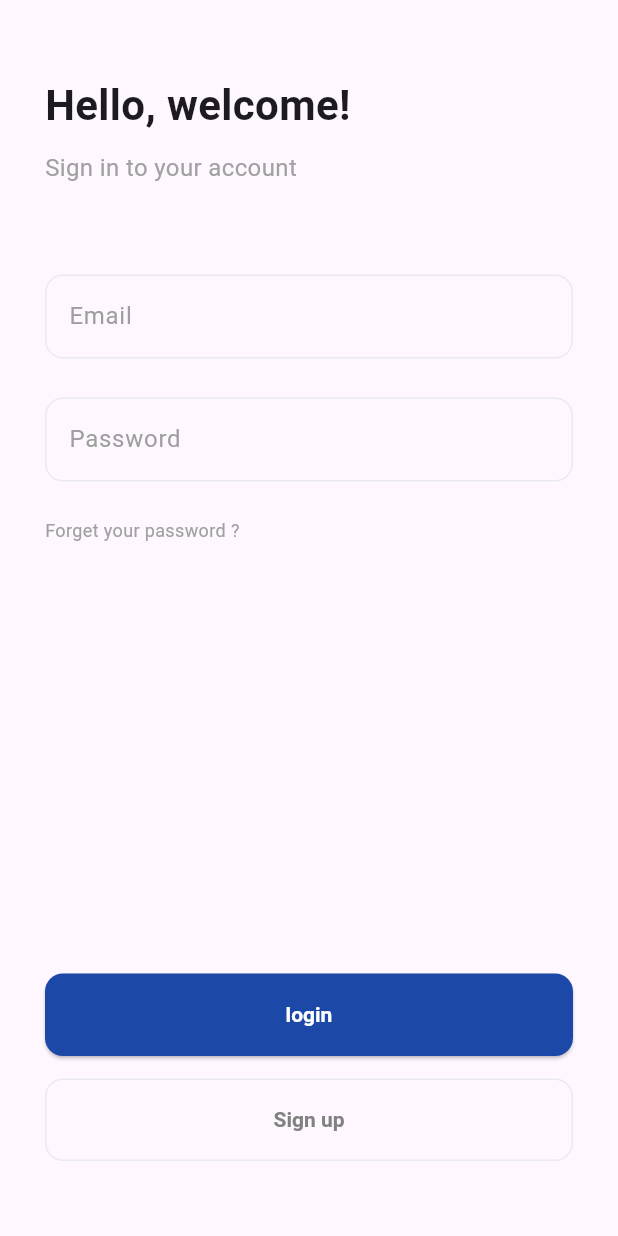
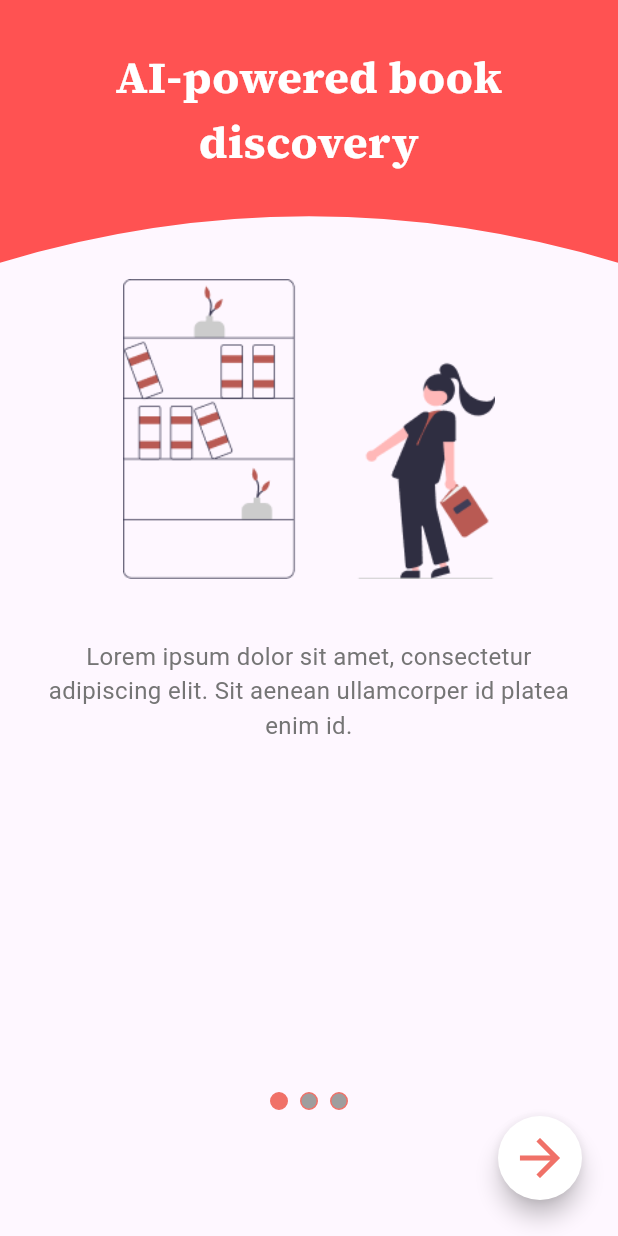
Before and after one commit to mounir19000/MobAi, a Flutter app: the screen it shows after launch, on a phone screen of 412 x 824 dp. Run offline on Flutter 3.47's test engine with Material 3 defaults, Android fonts, the phone set to English and light mode, and no system bars; our stand-ins replace google_fonts.

Commit message:
pageview + fixed design for auth

```diff
--- a/FrontEnd/app/lib/core/constants/app_theme.dart
+++ b/FrontEnd/app/lib/core/constants/app_theme.dart
@@ -3,7 +3,7 @@
 import 'package:flutter/material.dart';
 
 class AppTheme {
-  static const Color primaryColor = Color(0xFF1C48A8);
+  static const Color primaryColor = Color(0xFFF07168);
 
   static final ThemeData lightTheme = ThemeData(
     primaryColor: primaryColor,
--- /dev/null
+++ b/FrontEnd/app/lib/core/constants/top_curve.dart
@@ -0,0 +1,20 @@
+import 'package:flutter/material.dart';
+
+class OnboardingClipper extends CustomClipper<Path> {
+  @override
+  Path getClip(Size size) {
+    Path path = Path();
+    path.moveTo(0, size.height * 0.85); // Start near bottom-left
+    path.quadraticBezierTo(
+        size.width / 2, size.height * 0.55, size.width, size.height * 0.85); // Inward curve
+    path.lineTo(size.width, 0); // Top-right corner
+    path.lineTo(0, 0); // Top-left corner
+    path.close();
+    return path;
+  }
+
+
+  @override
+  bool shouldReclip(covariant CustomClipper<Path> oldClipper) {
+    return false;
+  }}
--- a/FrontEnd/app/lib/main.dart
+++ b/FrontEnd/app/lib/main.dart
@@ -17,9 +17,8 @@
       title: 'Books Demo',
       debugShowCheckedModeBanner: false,
       theme: AppTheme.lightTheme,
-      darkTheme: AppTheme.darkTheme,
-      themeMode: ThemeMode.system,
-      initialRoute: AppRoutes.login, // Set initial screen
+
+      initialRoute: AppRoutes.pageview, // Set initial screen
       onGenerateRoute: (settings) {
         return AppRouter.generateRoute(settings); // Handle routes
       },
--- a/FrontEnd/app/lib/routes/routes.dart
+++ b/FrontEnd/app/lib/routes/routes.dart
@@ -1,6 +1,7 @@
 // routes.dart
 
 import 'package:app/views/home_page.dart';
+import 'package:app/views/my_pagview.dart';
 import 'package:flutter/material.dart';
 
 import '../views/forget_pass_page';
@@ -14,7 +15,7 @@ class AppRoutes {
   static const String login = '/login';
   static const String register = '/register';
   static const String forgetpass= '/forgetpass';
-  // static const String forgetPass = '/forgetpass';
+  static const String pageview = '/pageview';
   // static const String select_user_role = '/select_user_role';
   // static const String map = '/map';
   // static const String storeDetail = '/storeDetail';
@@ -34,6 +35,8 @@ class AppRouter {
         return MaterialPageRoute(builder: (_) => RegisterPage());
       case AppRoutes.forgetpass:
         return MaterialPageRoute(builder: (_) => ForgetPassPage());
+      case AppRoutes.pageview:
+        return MaterialPageRoute(builder: (_) => MyPageView());
       // case AppRoutes.storeDetail:
       //   final storeId = settings.arguments as String;
       //   return MaterialPageRoute(
--- a/FrontEnd/app/lib/views/home_page.dart
+++ b/FrontEnd/app/lib/views/home_page.dart
@@ -5,6 +5,10 @@ class HomePage extends StatelessWidget {
 
   @override
   Widget build(BuildContext context) {
-    return const Placeholder();
+    return SafeArea(
+      child: Scaffold(
+
+      ),
+    );
   }
 }
--- a/FrontEnd/app/lib/views/login_page.dart
+++ b/FrontEnd/app/lib/views/login_page.dart
@@ -2,6 +2,7 @@ import 'package:app/routes/routes.dart';
 import 'package:flutter/material.dart';
 
 import '../core/constants/app_theme.dart';
+import '../core/constants/top_curve.dart';
 import '../core/services/auth_sevice.dart';
 import '../core/services/responsive.dart';
 
@@ -27,12 +28,11 @@ class _LoginPageState extends State<LoginPage> {
           _emailController.text.isEmpty ? "Email is required" : null;
       passwordError =
           _passwordController.text.isEmpty ? "Password is required" : null;
-
     });
 
     if (emailAddressError == null && passwordError == null) {
       // Navigator.pushReplacementNamed(context, AppRoutes.strorelist);
-     // _login();
+      // _login();
     }
   }
 
@@ -80,48 +80,51 @@ class _LoginPageState extends State<LoginPage> {
             ),
             child: Stack(
               children: [
-                //Align(alignment:Alignment.topCenter, child: ),
+                ClipPath(
+                          clipper: OnboardingClipper(),
+                          child: Container(
+                            height: MediaQuery.of(context).size.height * 0.25,
+                            width: double.infinity,
+                            color: Colors.redAccent,
+                            child: Center(child: Text("Welcome",
+                            style: const TextStyle(
+                            color: Colors.white,
+                               fontSize: 28, fontWeight: FontWeight.bold),)),
+                          ),
+                        ),
                 SingleChildScrollView(
                   child: Container(
-                    margin: const EdgeInsets.all(20),
-                    padding: const EdgeInsets.all(10),
+
+                    margin: const EdgeInsets.fromLTRB(20,0,20,20),
+                    padding: const EdgeInsets.fromLTRB(10,0,10,10),
                     child: Column(
-                      crossAxisAlignment: CrossAxisAlignment.start,
+                      crossAxisAlignment: CrossAxisAlignment.center,
                       children: [
-                        const SizedBox(height: 20),
-                        Text(
-                          "Hello, welcome!",
-                          style: const TextStyle(
-                              fontSize: 28, fontWeight: FontWeight.bold),
-                        ),
-                        const SizedBox(height: 10),
-                        Text(
-                          "Sign in to your account",
-                          style: const TextStyle(
-                              fontSize: 16, color: Color(0xFFA1A1A1)),
-                        ),
-                        const SizedBox(height: 60),
+
+                        SizedBox(height: MediaQuery.of(context).size.height * 0.25),
                         TextField(
                           controller: _emailController,
                           keyboardType: TextInputType.emailAddress,
                           decoration: Inputdeco.getDeco(
-                              "Email",
-                              "Enter your email",
-                              emailAddressError),
+                              "Email", "Enter your email", emailAddressError),
                         ),
                         SizedBox(height: 26),
                         TextField(
                           controller: _passwordController,
                           obscureText: true,
                           decoration: Inputdeco.getDeco(
-                              "Password",
-                              "Enter your password",passwordError),
+                              "Password", "Enter your password", passwordError),
                         ),
                         SizedBox(height: 24),
-                        Text(
-                          "Forget your password ?",
-                          style: const TextStyle(
-                              fontSize: 12, color: Color(0xFFA1A1A1)),
+                        Row(
+                          mainAxisAlignment: MainAxisAlignment.start,
+                          children: [
+                            Text(
+                              "Forget your password ?",
+                              style: const TextStyle(
+                                  fontSize: 12, color: Color(0xFFA1A1A1)),
+                            ),
+                          ],
                         ),
                       ],
                     ),
@@ -192,4 +195,5 @@ class _LoginPageState extends State<LoginPage> {
       ),
     );
   }
+
 }
--- /dev/null
+++ b/FrontEnd/app/lib/views/my_pagview.dart
@@ -0,0 +1,148 @@
+import 'package:flutter/material.dart';
+
+import '../core/constants/app_theme.dart';
+import '../core/constants/top_curve.dart';
+import '../routes/routes.dart';
+import 'pageview.dart';
+
+class MyPageView extends StatefulWidget {
+  const MyPageView({super.key});
+
+  @override
+  State<MyPageView> createState() => _MyPageViewState();
+}
+
+class _MyPageViewState extends State<MyPageView> with TickerProviderStateMixin {
+  late PageController _pageViewController;
+  late TabController _tabController;
+  int _currentPageIndex = 0;
+
+  @override
+  void initState() {
+    super.initState();
+    _pageViewController = PageController();
+    _tabController = TabController(length: 3, vsync: this);
+  }
+
+  @override
+  void dispose() {
+    _pageViewController.dispose();
+    _tabController.dispose();
+    super.dispose();
+  }
+
+  @override
+  Widget build(BuildContext context) {
+    return SafeArea(
+      child: Scaffold(
+        body: Stack(
+          alignment: Alignment.bottomCenter,
+          children: <Widget>[
+            Align(
+              alignment: Alignment.topCenter,
+              child: ClipPath(
+                clipper: OnboardingClipper(),
+                child: Container(
+                  height: MediaQuery.of(context).size.height * 0.25,
+                  width: double.infinity,
+                  color: Colors.redAccent,
+
+                ),
+              ),
+            ),
+            PageView(
+              controller: _pageViewController,
+              physics: const NeverScrollableScrollPhysics(), // Disable swiping
+              onPageChanged: _handlePageViewChanged,
+              children: <Widget>[
+                IntroPage(
+                  title: 'AI-powered book \ndiscovery',
+                  imagurl: 'lib/assets/images/pageview1.png',
+                  description: '',
+                ),
+                IntroPage(
+                  title: 'Search by mood \nor voice',
+                  imagurl: 'lib/assets/images/pageview2.png',
+                  description: '',
+                ),
+                IntroPage(
+                  title: 'Smart picks, seamless \npurchases',
+                  imagurl: 'lib/assets/images/pageview3.png',
+                  description: '',
+                ),
+              ],
+            ),
+            Positioned(
+              bottom: 80.0,
+              child: TabPageSelector(
+                controller: _tabController,
+                color: Colors.grey,
+                selectedColor: Theme.of(context).primaryColor,
+              ),
+            ),
+
+          ],
+        ),
+        floatingActionButton: Padding(
+          padding: const EdgeInsets.all(8.0),
+          child: Row(
+            mainAxisAlignment: MainAxisAlignment.spaceBetween,
+            children: [
+              Visibility(
+                visible: _currentPageIndex != 0,
+                child: Padding(
+                  padding: const EdgeInsets.only(left: 30.0), // Adjust position
+                  child: FloatingActionButton(
+                    heroTag: "backButton",
+                    backgroundColor: Colors.white,
+                    onPressed: () {
+                      if (_currentPageIndex > 0) {
+                        _updateCurrentPageIndex(_currentPageIndex - 1);
+                      }
+                    },
+                    shape: const CircleBorder(),
+                    child: const Icon(Icons.arrow_back,
+                        color: AppTheme.primaryColor, size: 40),
+                  ),
+                ),
+              ),
+              const Spacer(),
+              FloatingActionButton(
+                heroTag: "nextButton",
+                backgroundColor: Colors.white,
+                onPressed: () {
+                  if (_currentPageIndex < 2) {
+                    _updateCurrentPageIndex(_currentPageIndex + 1);
+                  } else {
+                    Navigator.pushReplacementNamed(context, AppRoutes.login);
+                  }
+                },
+                shape: const CircleBorder(),
+                child: const Icon(Icons.arrow_forward,
+                    color: AppTheme.primaryColor, size: 40),
+              ),
+            ],
+          ),
+        ),
+      ),
+    );
+  }
+
+  void _handlePageViewChanged(int currentPageIndex) {
+    setState(() {
+      _currentPageIndex = currentPageIndex;
+      _tabController.index = currentPageIndex;
+    });
+  }
+
+  void _updateCurrentPageIndex(int index) {
+    _pageViewController.animateToPage(
+      index,
+      duration: const Duration(milliseconds: 400),
+      curve: Curves.easeInOut,
+    );
+    setState(() {
+      _currentPageIndex = index;
+    });
+  }
+}
--- /dev/null
+++ b/FrontEnd/app/lib/views/pageview.dart
@@ -0,0 +1,110 @@
+
+import 'package:app/core/constants/app_theme.dart';
+import 'package:flutter/material.dart';
+import 'package:google_fonts/google_fonts.dart';
+
+class IntroPage extends StatelessWidget {
+  final String imagurl;
+  final String title;
+  final String description;
+
+  const IntroPage({super.key, required this.imagurl, required this.title, required this.description});
+  @override
+  Widget build(BuildContext context) {
+    return Scaffold(
+      backgroundColor: Colors.transparent,
+      body: SafeArea(
+        child: Column(
+          mainAxisAlignment: MainAxisAlignment.spaceBetween,
+          children: [
+            _buildContent(),
+          ],
+        ),
+      ),
+    );
+  }
+
+  Widget _buildContent() {
+    return Column(
+      children: [
+        SizedBox(height: 30),
+        Text(
+          title,
+          textAlign: TextAlign.center,
+          style: GoogleFonts.sourceSerif4(
+                    color: Colors.white,
+                    fontWeight: FontWeight.bold,
+                    fontSize: 30),
+        ),
+        SizedBox(height: 70),
+        Image.asset(
+          imagurl,
+          height: 200,
+          width: 300,
+          fit: BoxFit.contain,
+        ),
+        SizedBox(height: 40),
+        Padding(
+          padding: const EdgeInsets.symmetric(horizontal: 32.0),
+          child: Text(
+            'Lorem ipsum dolor sit amet, consectetur adipiscing elit. Sit aenean ullamcorper id platea enim id.',
+            textAlign: TextAlign.center,
+            style: TextStyle(
+              fontSize: 16,
+              color: Colors.grey[600],
+            ),
+          ),
+        ),
+      ],
+    );
+  }
+
+  Widget _buildFooter() {
+    return Column(
+      children: [
+        // Row(
+        //   mainAxisAlignment: MainAxisAlignment.center,
+        //   children: [
+        //     _buildPaginationDot(AppTheme.primaryColor),
+        //     SizedBox(width: 8),
+        //     _buildPaginationDot(Colors.grey[300] ?? Colors.grey),
+        //     SizedBox(width: 8),
+        //     _buildPaginationDot(Colors.grey[300] ?? Colors.grey),
+        //   ],
+        // ),
+        SizedBox(height: 20),
+        Padding(
+          padding: const EdgeInsets.all(20),
+          child: Row(
+            mainAxisAlignment: MainAxisAlignment.end,
+            children: [
+              // Container(
+              //   decoration: BoxDecoration(
+              //     color: Colors.white,
+              //     border: Border(
+              //       top: BorderSide(color: AppTheme.primaryColor, width: 2),
+              //       right: BorderSide(color: AppTheme.primaryColor, width: 2),
+              //       // You can set other sides to transparent or any other color as needed
+              //       bottom: BorderSide.none,
+              //       left: BorderSide.none,
+              //     ),
+              //     shape: BoxShape.circle,
+              //   ),
+              //   child: IconButton(
+              //     icon: Icon(
+              //         size: 40,
+              //         Icons.arrow_forward,
+              //         color: AppTheme.primaryColor),
+              //     onPressed: () {},
+              //   ),
+              // ),
+            ],
+          ),
+        ),
+        SizedBox(height: 20),
+      ],
+    );
+  }
+
+
+}
```
Also changed, not shown: FrontEnd/app/lib/views/register_page.dart (+26 -16 lines), FrontEnd/app/pubspec.yaml (+5 -3 lines), FrontEnd/app/lib/assets/images/pageview1.png (added), FrontEnd/app/lib/assets/images/pageview2.png (added), FrontEnd/app/lib/assets/images/pageview3.png (added), FrontEnd/app/pubspec.lock, 2 other files.
